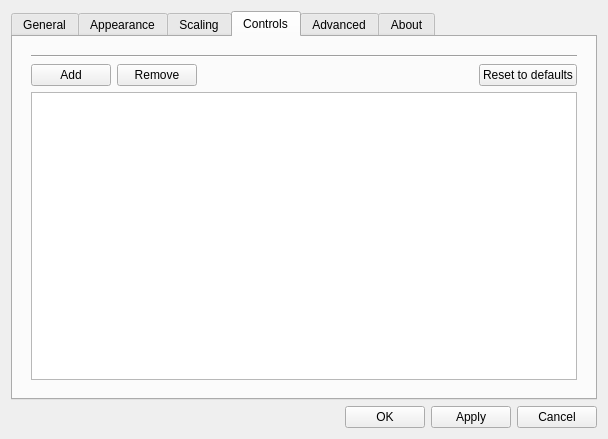
The window that gui/dialogs/settingsdialog.ui (do-i/thumbgrid) describes before a commit, drawn with Qt 5.
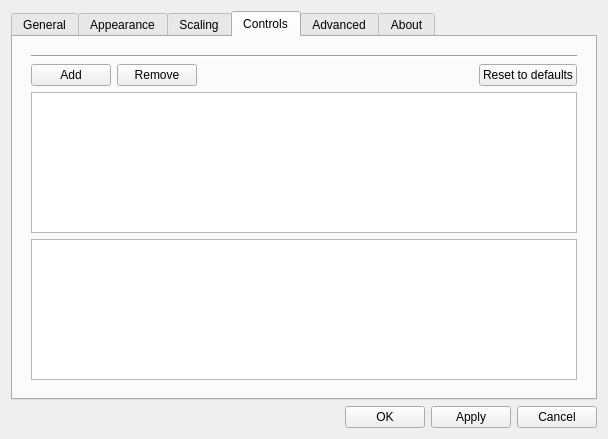
The same window after the commit. The open tabs and pages were chosen to show the change. Icons and pictures are not drawn. Custom widgets are drawn as their Qt base class.

Diff of the .ui file:
```diff
--- a/gui/dialogs/settingsdialog.ui
+++ b/gui/dialogs/settingsdialog.ui
@@ -1291,6 +1291,9 @@
             </item>
            </layout>
           </item>
+          <item>
+           <widget class="QTableWidget" name="shortcutsTableWidget"/>
+          </item>
           <item>
            <widget class="QListWidget" name="shortcutsListWidget">
             <property name="horizontalScrollBarPolicy">
```
Left out of the diff: 2 changed lines with no effect on the pictures.
